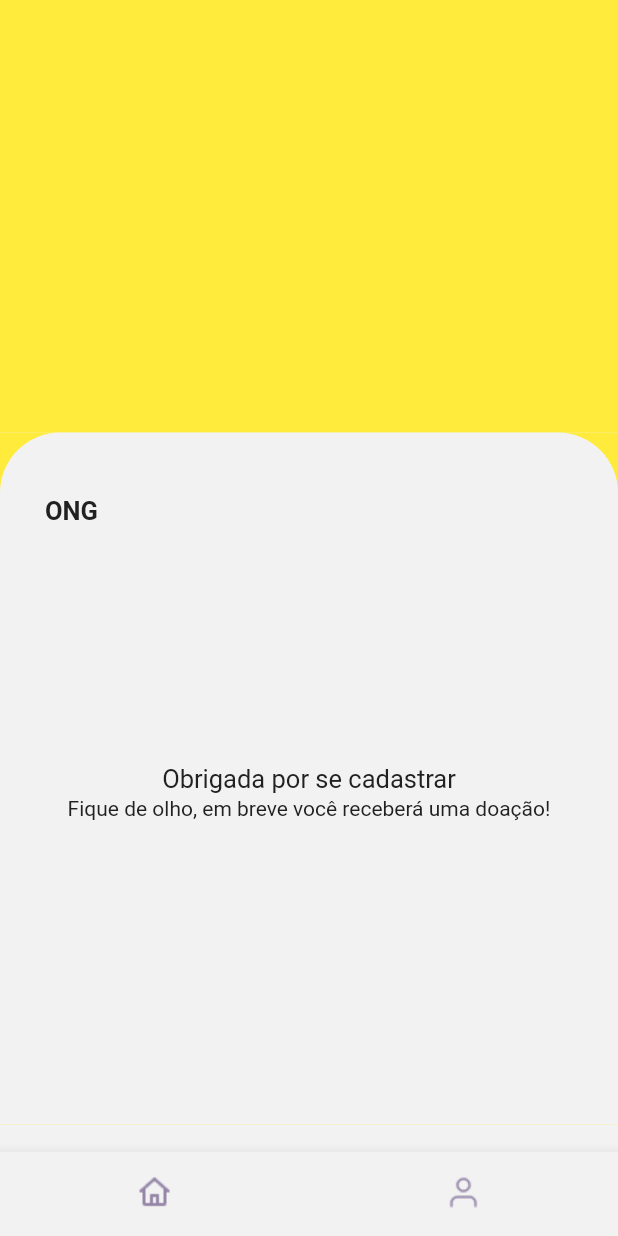
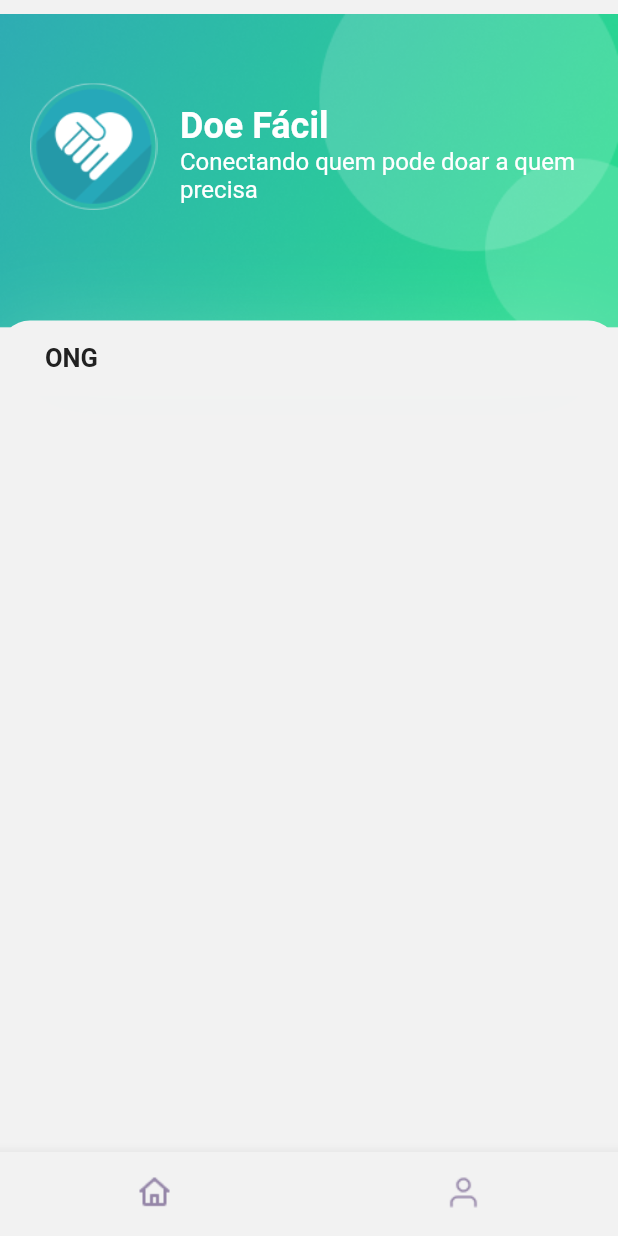
Before and after one commit to abas0/doe-facil, a Flutter app: the screen it shows after launch, on a phone screen of 412 x 824 dp. Run offline on Flutter 3.47's test engine with Material 2 defaults, Android fonts, the phone set to English and light mode, and no system bars; our stand-ins replace flutter_masked_text, mask_text_input_formatter; missing offline and left inert: easy_mask.

Commit message:
imagem de fundo no obrigado.dart

```diff
--- a/lib/screens/obrigado-cadastro/widget/obrigado_body.dart
+++ b/lib/screens/obrigado-cadastro/widget/obrigado_body.dart
@@ -1,43 +1,102 @@
 import 'package:doe_facil/constants/constants.dart';
 import 'package:flutter/material.dart';
-
-double _height = 0.0;
-double _width = 0.0;
 
 class ObrigadoBody extends StatelessWidget {
   const ObrigadoBody({ Key? key }) : super(key: key);
 
   @override
   Widget build(BuildContext context) {
-    _width = MediaQuery.of(context).size.width;
-    _height = MediaQuery.of(context).size.height;
-    return Container(
-      child: new Column(
+    Size size = MediaQuery.of(context).size;
+    return Column(
       children: <Widget>[
-          new Container(
-            height: _height * .35,
-            color: Colors.yellow,
-          ),
-          new Container(
-            height: _height * .56,
-            color: Colors.yellow,
+        Container(
+          height: size.height * 0.32,
           child: Stack(
             children: <Widget>[
               Container(
+                padding: EdgeInsets.only(
+                  left: 100 + kDefaultPadding,
+                  right: kDefaultPadding,
+                  //top: 10,
+                ),
+                height: size.height * 0.3,
                 decoration: BoxDecoration(
-                    color: kBackgroundColor,
-                      borderRadius: BorderRadius.only(
-                        topLeft: const Radius.circular(40.0),
-                        topRight: const Radius.circular(40.0),
-                        )
+                  image: DecorationImage(
+                      fit: BoxFit.fitWidth,
+                      image: AssetImage("assets/images/top.png")),
+                ),
+
+              ),
+              Container(
+                padding: EdgeInsets.only(
+                  left: 100 + kDefaultPadding,
+                  right: kDefaultPadding,
+                  bottom: kDefaultPadding,
+                  top: 50 + kDefaultPadding,
+                ),
+                child: Column(
+                  children: <Widget>[
+                    Row(
+                      children: <Widget>[
+                        Text(
+                          'Doe Fácil',
+                          style: TextStyle(
+                            fontSize: 24.0,
+                            fontWeight: FontWeight.bold,
+                            color: Colors.white,
+                          ),
+                        ),
+                      ],
+                    ),
+                    Flexible(
+                      child: Text(
+                        'Conectando quem pode doar a quem precisa',
+                        style: TextStyle(
+                          fontSize: 16.0,
+                          fontWeight: FontWeight.normal,
+                          color: Colors.white,
+                        ),
+                      ),
+                    ),
+                  ],
                 ),
               ),
               Container(
+                height: 160,
+                padding: EdgeInsets.only(
+                  left: kDefaultPadding,
+                  right: kDefaultPadding,
+                  bottom: kDefaultPadding,
+                  top: kDefaultPadding + 35,
+                ),
+                child: Row(
+                  children: <Widget>[
+                    Image.asset("assets/images/appicon.png")
+                  ],
+                ),
+              ),
+              Positioned(
+                bottom: 0,
+                left: 0,
+                right: 0,
+                child: Container(
+                  height: 50,
+                  decoration: BoxDecoration(
+                    color: kBackgroundColor,
+                    borderRadius: BorderRadius.circular(20),
+                    boxShadow: [
+                      BoxShadow(
+                        offset: Offset(0, 10),
+                        blurRadius: 50,
+                        color: kPrimaryLight.withOpacity(0.23),
+                      ),
+                    ],
+                  ),
+            child: Container(
                 padding: EdgeInsets.only(
                   left: 30,
                   right: kDefaultPadding,
-                  bottom: kDefaultPadding,
-                  top: 42,
+                  top: 15,
                 ),
                 child: Column(
                   children: <Widget>[
@@ -56,66 +115,13 @@ class ObrigadoBody extends StatelessWidget {
                   ]
                 )
                 ),
-                Container(
-                  child: Column(
-                    mainAxisAlignment: MainAxisAlignment.center,
-                    crossAxisAlignment: CrossAxisAlignment.center,
-                    children: <Widget>[
-                      Row(
-                        mainAxisAlignment: MainAxisAlignment.center,
-                        crossAxisAlignment: CrossAxisAlignment.center,
-                        children: <Widget>[
-                          Text(
-                            'Obrigada por se cadastrar',
-                            textAlign: TextAlign.center,
-                            style: TextStyle(
-                              fontSize: 17.0,
-                              color: Colors.grey[900],
                 ),
               ),
-                      ]
-                    ),
-                  ]
+
+            ],
           ),
         ),
-                Container(
-                  child: Column(
-                    mainAxisAlignment: MainAxisAlignment.center,
-                    crossAxisAlignment: CrossAxisAlignment.center,
-                    children: <Widget>[
-                      Row(
-                        mainAxisAlignment: MainAxisAlignment.center,
-                        crossAxisAlignment: CrossAxisAlignment.center,
-                        children: [
-                          Container(
-                            padding: EdgeInsets.only(
-                              top: 40
-                            ),
-                            child: Column(
-                              children: <Widget>[
-                          Text(
-                            'Fique de olho, em breve você receberá uma doação!',
-
-                            textAlign: TextAlign.center,
-                            style: TextStyle(
-                              fontSize: 14.0,
-                              color: Colors.grey[900],
-                          ),
-                        ),
-                      ]
-                            )
-                          ),
-                        ]
-                    ),
-                  ]
-                  ),
-                )
       ],
-            ),
-
-          )
-        ],
-      )
     );
   }
 }
```
Also changed, not shown: 3 other files. Lines whose indentation alone changed are shown as unchanged.
